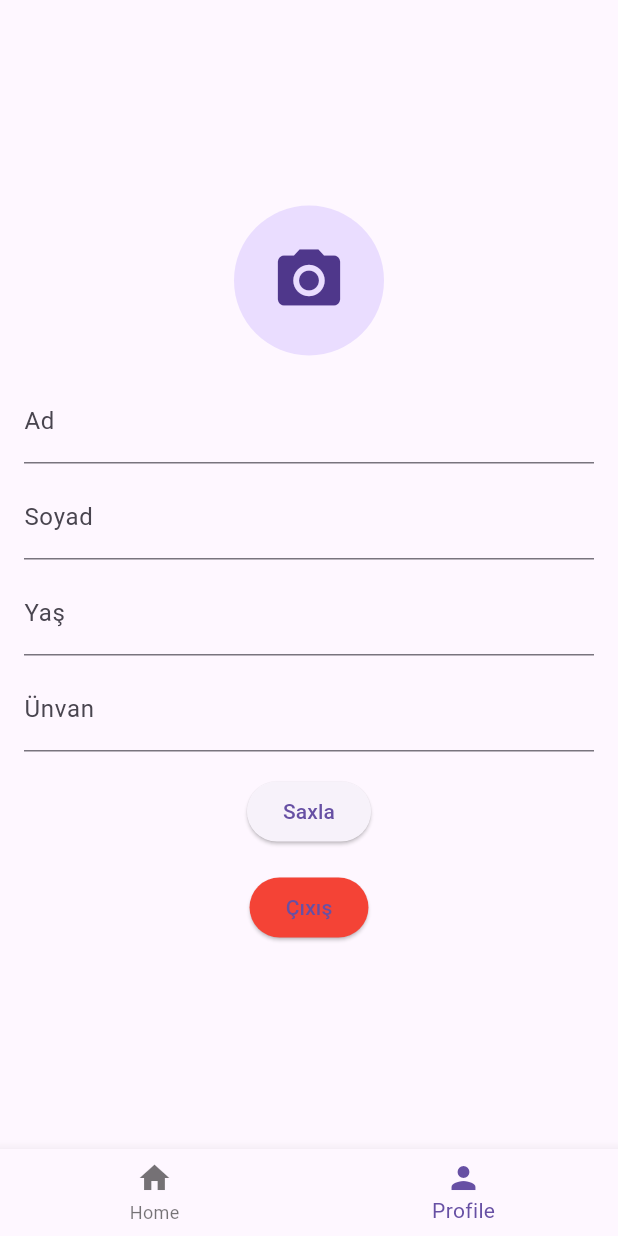
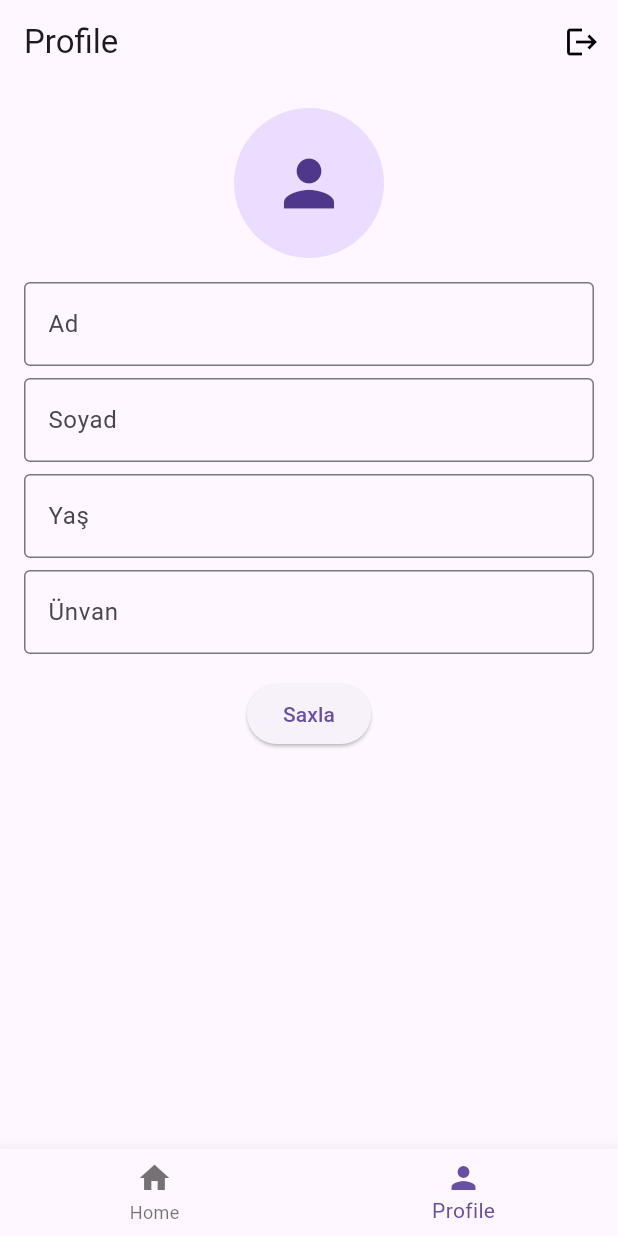
Before and after one commit to Kanan302/task-app, a Flutter app: the screen it shows after launch, item 2 of the bottom bar chosen, on a phone screen of 412 x 824 dp. Run offline on Flutter 3.47's test engine with Material 3 defaults, Android fonts, the phone set to English and light mode, and no system bars; our stand-ins replace bloc, equatable, firebase_auth, firebase_core, flutter_bloc, flutter_svg and 1 more; accounts and stored records are empty.

Commit message:
profile ui

```diff
--- a/lib/core/widgets/app_elevated_button.dart
+++ b/lib/core/widgets/app_elevated_button.dart
@@ -4,10 +4,13 @@ import 'package:task/core/constants/app_colors.dart';
 class AppElevatedButton extends StatelessWidget {
   final String text;
   final VoidCallback onPressed;
+  final Color color;
+
   const AppElevatedButton({
     super.key,
     required this.text,
     required this.onPressed,
+    required this.color,
   });
 
   @override
@@ -18,7 +21,7 @@ class AppElevatedButton extends StatelessWidget {
       child: ElevatedButton(
         onPressed: onPressed,
         style: ElevatedButton.styleFrom(
-          backgroundColor: AppColors.lightNavy,
+          backgroundColor: color,
           shape: RoundedRectangleBorder(
             borderRadius: BorderRadius.circular(12),
           ),
--- a/lib/features/auth/login/login.dart
+++ b/lib/features/auth/login/login.dart
@@ -146,6 +146,7 @@ class _LoginPageState extends State<LoginPage> {
                       const SizedBox(height: 15),
                       AppElevatedButton(
                         text: 'LOG IN',
+                        color: AppColors.lightNavy,
                         onPressed: () {
                           if (_formKey.currentState!.validate()) {
                             final email = _emailController.text.trim();
--- a/lib/features/auth/register/register.dart
+++ b/lib/features/auth/register/register.dart
@@ -2,9 +2,10 @@ import 'package:flutter/material.dart';
 import 'package:flutter_bloc/flutter_bloc.dart';
 import 'package:flutter_svg/svg.dart';
 import 'package:provider/provider.dart';
+import 'package:task/core/constants/app_colors.dart';
+import 'package:task/core/widgets/app_elevated_button.dart';
 import 'package:task/features/auth/register/bloc/register_bloc.dart';
 import 'package:task/core/constants/app_routes.dart';
-import 'package:task/core/widgets/app_button.dart';
 import 'package:task/core/widgets/app_snack_bar.dart';
 import 'package:task/core/widgets/app_text_field.dart';
 import 'package:task/features/auth/register/widgets/register_dialog.dart';
@@ -169,6 +170,7 @@ class _RegisterPageState extends State<RegisterPage> {
                       const SizedBox(height: 20),
                       AppElevatedButton(
                         text: 'SIGN UP',
+                        color: AppColors.lightNavy,
                         onPressed: () {
                           if (_formKey.currentState!.validate()) {
                             final email = _emailController.text.trim();
--- a/lib/features/auth/reset/reset_password.dart
+++ b/lib/features/auth/reset/reset_password.dart
@@ -1,7 +1,8 @@
 import 'package:flutter/material.dart';
 import 'package:flutter_bloc/flutter_bloc.dart';
 import 'package:flutter_svg/svg.dart';
-import 'package:task/core/widgets/app_button.dart';
+import 'package:task/core/constants/app_colors.dart';
+import 'package:task/core/widgets/app_elevated_button.dart';
 import 'package:task/core/widgets/app_snack_bar.dart';
 import 'package:task/core/widgets/app_text_field.dart';
 import 'package:task/features/auth/reset/bloc/reset_password_bloc.dart';
@@ -88,6 +89,7 @@ class _ResetPasswordPageState extends State<ResetPasswordPage> {
                       const SizedBox(height: 20),
                       AppElevatedButton(
                         text: 'Reset',
+                        color: AppColors.lightNavy,
                         onPressed: () async {
                           if (_formKey.currentState!.validate()) {
                             final email = _emailController.text.trim();
--- a/lib/features/pages/home/home.dart
+++ b/lib/features/pages/home/home.dart
@@ -32,7 +32,7 @@ class HomePage extends StatelessWidget {
           // Cədvəl başlıqları
           Container(
             decoration: const BoxDecoration(
-              color: AppColors.blue,
+              color: AppColors.lightNavy,
               borderRadius: BorderRadius.only(
                 topLeft: Radius.circular(12),
                 topRight: Radius.circular(12),
@@ -48,7 +48,7 @@ class HomePage extends StatelessWidget {
                     children: [
                       buildSortableHeader(
                         'Name',
-                        flex: 1,
+                        flex: 2,
                         sortState: sortState,
                         context: context,
                       ),
--- /dev/null
+++ b/lib/features/pages/profile/model/user_model.dart
@@ -0,0 +1,15 @@
+class UserProfile {
+  String firstName;
+  String lastName;
+  String age;
+  String address;
+  String imageBase64; // Base64 formatında şəkil
+
+  UserProfile({
+    required this.firstName,
+    required this.lastName,
+    required this.age,
+    required this.address,
+    required this.imageBase64,
+  });
+}
--- a/lib/features/pages/profile/profile.dart
+++ b/lib/features/pages/profile/profile.dart
@@ -1,9 +1,9 @@
 import 'dart:convert';
 import 'dart:io';
-// import 'package:cloud_firestore/cloud_firestore.dart';
 import 'package:firebase_auth/firebase_auth.dart';
 import 'package:flutter/material.dart';
 import 'package:image_picker/image_picker.dart';
+import 'package:task/core/constants/app_colors.dart';
 import 'package:task/core/constants/app_routes.dart';
 
 class ProfilePage extends StatefulWidget {
@@ -16,8 +16,8 @@ class ProfilePage extends StatefulWidget {
 class _ProfilePageState extends State<ProfilePage> {
   String firstName = '';
   String lastName = '';
-  String age = ''; // Age field
-  String address = ''; // Ünvan field
+  String age = '';
+  String address = '';
   String? base64Image; // Base64 formatında şəkil
   File? _image;
 
@@ -56,16 +56,29 @@ class _ProfilePageState extends State<ProfilePage> {
 
   Future<void> _logout() async {
     await FirebaseAuth.instance.signOut();
+    // ignore: use_build_context_synchronously
     Navigator.pushReplacementNamed(context, AppRoutes.login.path);
   }
 
   @override
   Widget build(BuildContext context) {
-    return Center(
+    return Scaffold(
+      appBar: AppBar(
+        title: const Text('Profile'),
+        backgroundColor: Colors.transparent,
+        elevation: 0,
+        actions: [
+          IconButton(
+            icon: const Icon(Icons.logout, color: AppColors.black),
+            onPressed: _logout,
+          ),
+        ],
+      ),
+      body: SafeArea(
+        child: Center(
           child: Padding(
             padding: const EdgeInsets.all(16.0),
             child: Column(
-          mainAxisAlignment: MainAxisAlignment.center,
               children: [
                 GestureDetector(
                   onTap: _pickImage,
@@ -73,7 +86,7 @@ class _ProfilePageState extends State<ProfilePage> {
                     radius: 50,
                     backgroundImage: _image == null ? null : FileImage(_image!),
                     child: _image == null
-                    ? const Icon(Icons.camera_alt, size: 50)
+                        ? const Icon(Icons.person, size: 50)
                         : null,
                   ),
                 ),
@@ -82,28 +95,40 @@ class _ProfilePageState extends State<ProfilePage> {
                   onChanged: (value) => setState(() {
                     firstName = value;
                   }),
-              decoration: const InputDecoration(labelText: 'Ad'),
+                  decoration: const InputDecoration(
+                    labelText: 'Ad',
+                    border: OutlineInputBorder(),
+                  ),
                 ),
                 const SizedBox(height: 8),
                 TextField(
                   onChanged: (value) => setState(() {
                     lastName = value;
                   }),
-              decoration: const InputDecoration(labelText: 'Soyad'),
+                  decoration: const InputDecoration(
+                    labelText: 'Soyad',
+                    border: OutlineInputBorder(),
+                  ),
                 ),
                 const SizedBox(height: 8),
                 TextField(
                   onChanged: (value) => setState(() {
                     age = value;
                   }),
-              decoration: const InputDecoration(labelText: 'Yaş'),
+                  decoration: const InputDecoration(
+                    labelText: 'Yaş',
+                    border: OutlineInputBorder(),
+                  ),
                 ),
                 const SizedBox(height: 8),
                 TextField(
                   onChanged: (value) => setState(() {
                     address = value;
                   }),
-              decoration: const InputDecoration(labelText: 'Ünvan'),
+                  decoration: const InputDecoration(
+                    labelText: 'Ünvan',
+                    border: OutlineInputBorder(),
+                  ),
                 ),
                 const SizedBox(height: 16),
                 ElevatedButton(
@@ -119,31 +144,11 @@ class _ProfilePageState extends State<ProfilePage> {
                   },
                   child: const Text('Saxla'),
                 ),
-            const SizedBox(height: 16),
-            ElevatedButton(
-              onPressed: _logout,
-              style: ElevatedButton.styleFrom(backgroundColor: Colors.red),
-              child: const Text('Çıxış'),
+              ],
             ),
-          ],
+          ),
         ),
       ),
     );
   }
 }
-
-class UserProfile {
-  String firstName;
-  String lastName;
-  String age;
-  String address;
-  String imageBase64; // Base64 formatında şəkil
-
-  UserProfile({
-    required this.firstName,
-    required this.lastName,
-    required this.age,
-    required this.address,
-    required this.imageBase64,
-  });
-}
```
Also changed, not shown: lib/core/widgets/app_button.dart (deleted, +0 -36 lines). Lines whose indentation alone changed are shown as unchanged.
